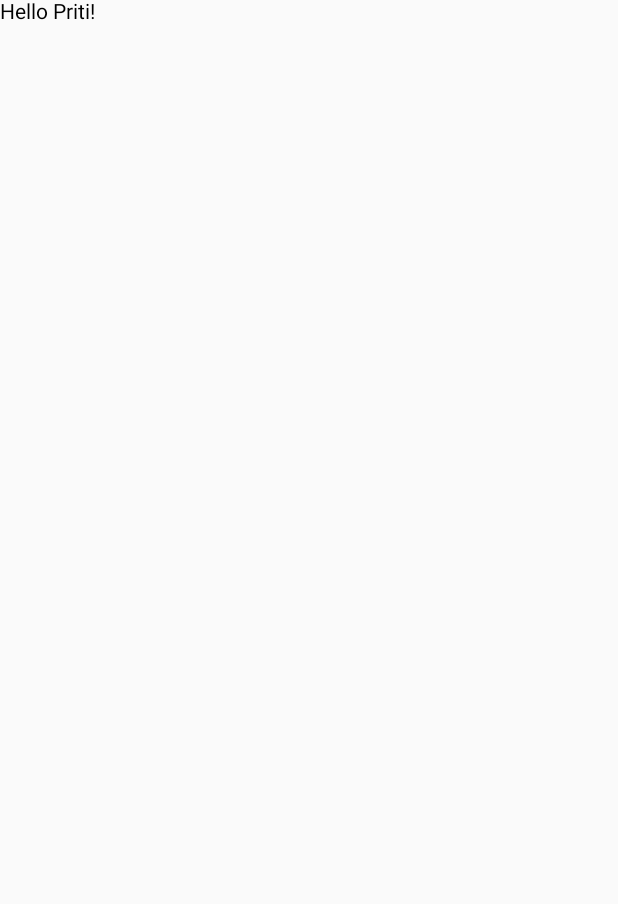
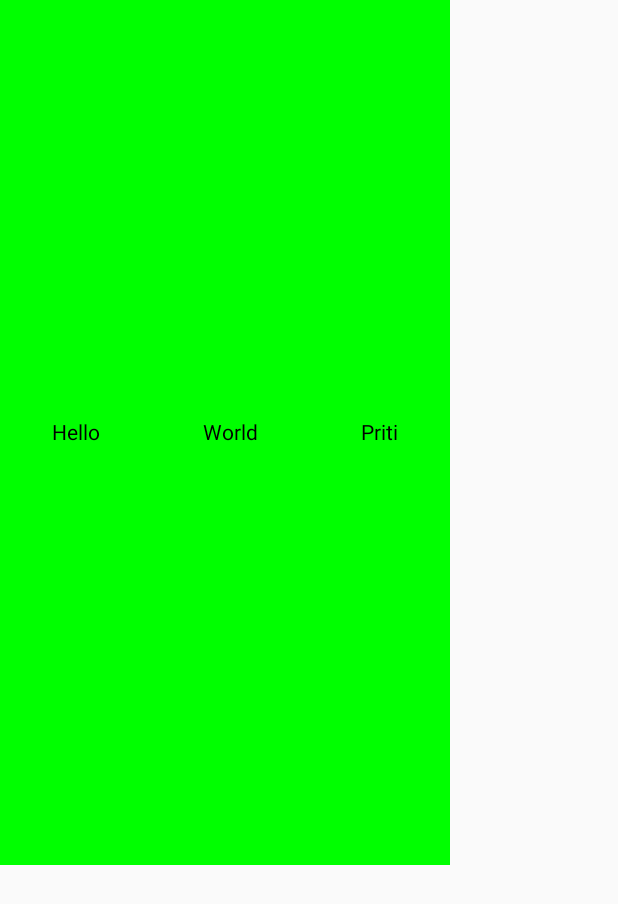
Before and after one commit to pritikjain/JetPackComposeYT, an Android app built with Jetpack Compose: the screen it shows after launch (MainActivity), on a phone screen of 412 x 824 dp. Before the commit the part shown is almost empty. Shown: the top 904 px of the screen. Run offline under Robolectric (Android 15) with nearby library versions, the phone set to English and light mode, and no system bars.

Commit message:
Rows, Columns and Basic Sizing Android Jetpack Compose - Part 2

```diff
--- a/app/src/main/java/com/pritikjain/composecourseyt/MainActivity.kt
+++ b/app/src/main/java/com/pritikjain/composecourseyt/MainActivity.kt
@@ -3,20 +3,43 @@ package com.pritikjain.composecourseyt
 import android.os.Bundle
 import androidx.activity.ComponentActivity
 import androidx.activity.compose.setContent
+import androidx.compose.foundation.background
+import androidx.compose.foundation.layout.Arrangement
+import androidx.compose.foundation.layout.Column
+import androidx.compose.foundation.layout.Row
+import androidx.compose.foundation.layout.fillMaxHeight
 import androidx.compose.foundation.layout.fillMaxSize
+import androidx.compose.foundation.layout.height
+import androidx.compose.foundation.layout.width
 import androidx.compose.material3.MaterialTheme
 import androidx.compose.material3.Surface
 import androidx.compose.material3.Text
 import androidx.compose.runtime.Composable
+import androidx.compose.ui.Alignment
 import androidx.compose.ui.Modifier
+import androidx.compose.ui.graphics.Color
 import androidx.compose.ui.tooling.preview.Preview
+import androidx.compose.ui.unit.dp
 import com.pritikjain.composecourseyt.ui.theme.ComposeCourseYTTheme
 
 class MainActivity : ComponentActivity() {
     override fun onCreate(savedInstanceState: Bundle?) {
         super.onCreate(savedInstanceState)
         setContent {
-            Greeting(name = "Priti")
+            Row(
+                modifier = Modifier
+                    //.fillMaxSize(0.5f)
+                    .width(300.dp)
+                    .fillMaxHeight(0.7f)
+                    .background(Color.Green),
+                horizontalArrangement = Arrangement.SpaceAround,
+                verticalAlignment = Alignment.CenterVertically
+            ) {
+                Text("Hello")
+                Text("World")
+                Text("Priti")
+            }
+
         }
     }
 }
```
